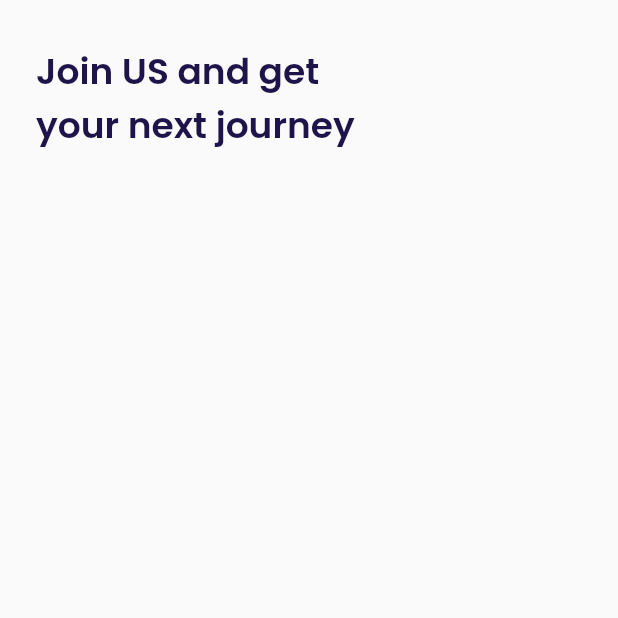
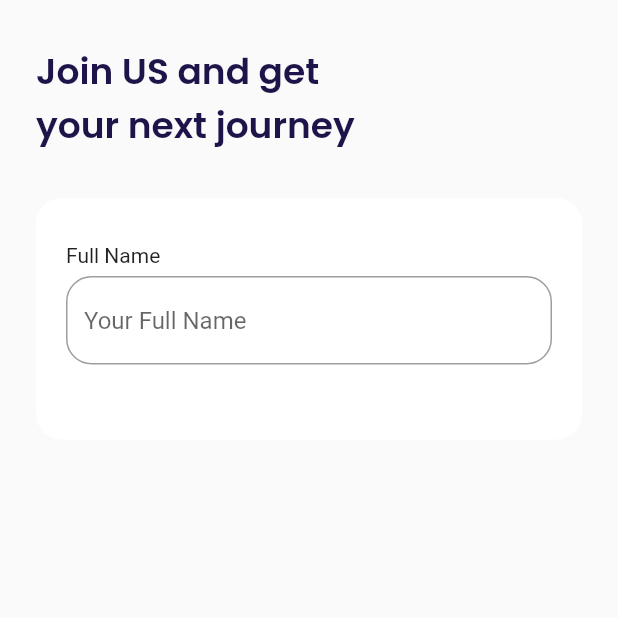
Before and after one commit to rafli-maulana/airplane, a Flutter app: the SignUpPage screen opened by its route, on a phone screen of 412 x 824 dp, the top half of it. Run offline on Flutter 3.47's test engine with Material 2 defaults, Android fonts, the phone set to English and light mode, and no system bars; our stand-ins replace google_fonts.

Commit message:
input section

```diff
--- a/lib/ui/pages/sign_up_page.dart
+++ b/lib/ui/pages/sign_up_page.dart
@@ -19,6 +19,47 @@ class SignUpPage extends StatelessWidget {
       );
     }
 
+    Widget InputSection(){
+
+      Widget emailInput(){
+        return Container(
+          margin: EdgeInsets.only(bottom: 20),
+          child: Column(
+            crossAxisAlignment: CrossAxisAlignment.start,
+            children: [
+              Text('Full Name'),
+              SizedBox(height: 6,),
+              TextFormField(
+                cursorColor: kBlackColor,
+                decoration: InputDecoration(
+                  hintText: 'Your Full Name',
+                  border: OutlineInputBorder(borderRadius: BorderRadius.circular(defaultRadius,),
+                  ),
+                  focusedBorder: OutlineInputBorder(borderRadius: BorderRadius.circular(defaultRadius),
+                  borderSide: BorderSide(
+                    color: kPrimaryColor,
+                  )
+                  ),
+                ),
+              ),
+            ],
+          ),
+        );
+      }
+
+      return Container(
+        margin: EdgeInsets.only(top: 30),
+        padding: EdgeInsets.symmetric(horizontal: 20, vertical: 30),
+        decoration: BoxDecoration(
+          color: kWhiteColor,
+          borderRadius: BorderRadius.circular(defaultRadius),
+        ),
+        child: Column(children: [
+          emailInput(),
+        ],),
+      );
+    }
+
     return Scaffold(
       backgroundColor: kBackgroundColor,
       body: SafeArea(
@@ -28,6 +69,7 @@ class SignUpPage extends StatelessWidget {
           ),
           children: [
             title(),
+            InputSection(),
           ],
         ),
       ),
```
